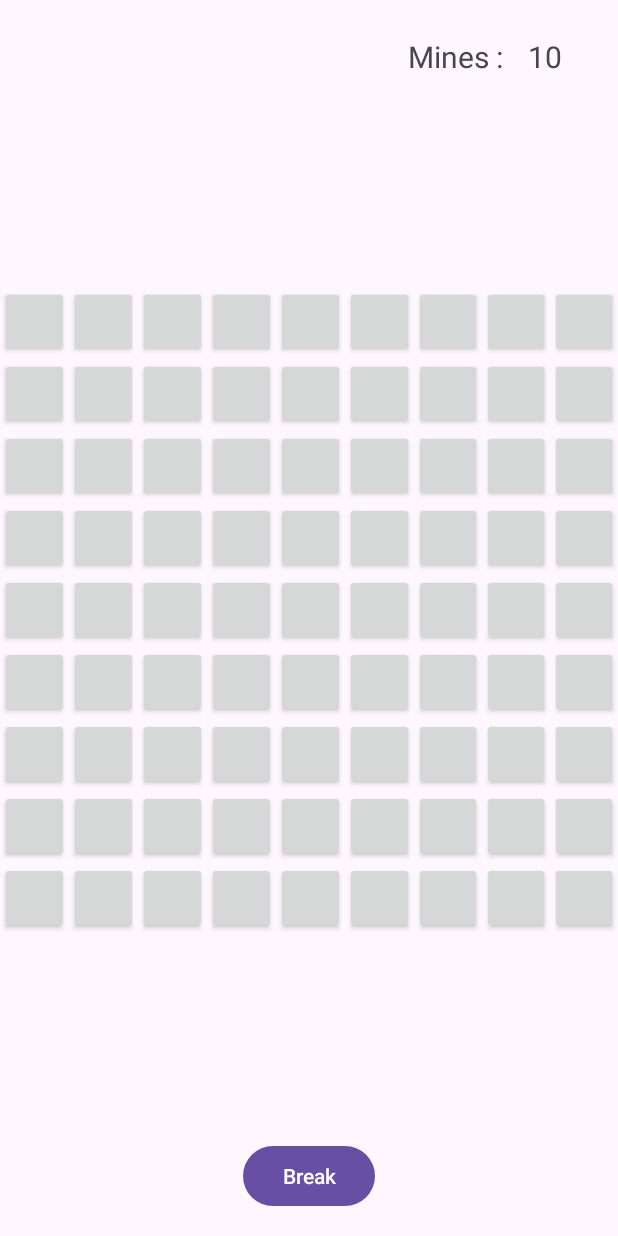
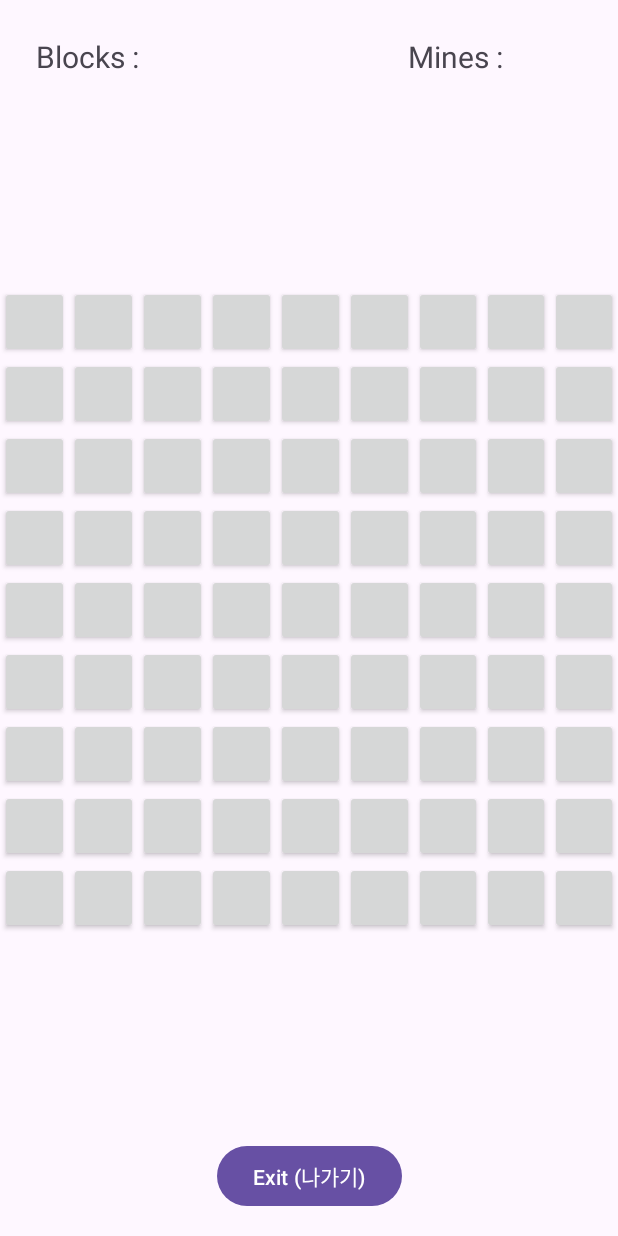
Before and after one commit to LeeShinHaeng/MineSweeper, an Android app: the screen it shows after launch (MainActivity), on a phone screen of 412 x 824 dp. Run offline under Robolectric (Android 15) with nearby library versions, the phone set to English and light mode, and no system bars.

Commit message:
Add Korean

```diff
--- a/app/src/main/res/layout/activity_main.xml
+++ b/app/src/main/res/layout/activity_main.xml
@@ -51,7 +51,6 @@
         android:layout_width="wrap_content"
         android:layout_height="wrap_content"
         android:layout_marginStart="12dp"
-        android:text="10"
         android:textSize="20sp"
         app:layout_constraintBottom_toBottomOf="@+id/mines_text"
         app:layout_constraintStart_toEndOf="@+id/mines_text"
@@ -77,10 +76,31 @@
         android:layout_width="wrap_content"
         android:layout_height="wrap_content"
         android:layout_marginBottom="16dp"
-        android:text="Break"
+        android:text="Exit (나가기)"
         app:layout_constraintBottom_toBottomOf="parent"
         app:layout_constraintEnd_toEndOf="parent"
         app:layout_constraintStart_toStartOf="parent" />
 
+    <TextView
+        android:id="@+id/blocks_text"
+        android:layout_width="wrap_content"
+        android:layout_height="wrap_content"
+        android:layout_marginStart="24dp"
+        android:layout_marginTop="24dp"
+        android:text="Blocks : "
+        android:textSize="20sp"
+        app:layout_constraintStart_toStartOf="parent"
+        app:layout_constraintTop_toTopOf="parent" />
+
+    <TextView
+        android:id="@+id/nums_block"
+        android:layout_width="wrap_content"
+        android:layout_height="wrap_content"
+        android:textSize="20sp"
+        app:layout_constraintBottom_toBottomOf="@+id/blocks_text"
+        app:layout_constraintStart_toEndOf="@+id/blocks_text"
+        app:layout_constraintTop_toTopOf="@+id/blocks_text"
+        app:layout_constraintVertical_bias="1.0" />
+
 
 </androidx.constraintlayout.widget.ConstraintLayout>
--- a/app/src/main/res/menu/break_or_flag.xml
+++ b/app/src/main/res/menu/break_or_flag.xml
@@ -4,10 +4,10 @@
 
     <item
         android:id="@+id/flag_menu"
-        android:title="Flag" />
+        android:title="Flag (표시)" />
     <item
         android:id="@+id/dig_menu"
         android:layout_width="wrap_content"
         android:layout_height="wrap_content"
-        android:title="Break" />
+        android:title="Break (열기)" />
 </menu>
```
